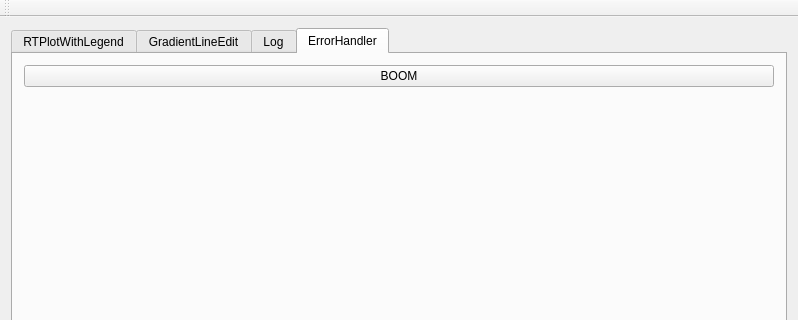
Old version of the form mainwindow.ui in the repository koshi8bit/lib; both pictures show x 0 to 798 and y 0 to 320 of the 798 by 651 pixel window.
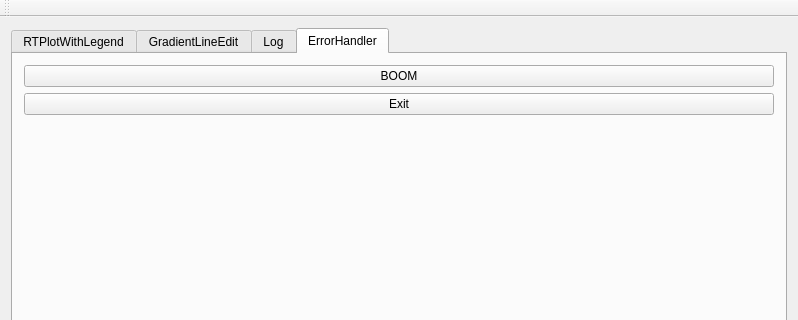
New version of the form. Custom widgets are drawn as their Qt base class.

```diff
--- a/mainwindow.ui
+++ b/mainwindow.ui
@@ -202,6 +202,13 @@
           </property>
          </widget>
         </item>
+        <item>
+         <widget class="QPushButton" name="pushButtonExit">
+          <property name="text">
+           <string>Exit</string>
+          </property>
+         </widget>
+        </item>
         <item>
          <spacer name="verticalSpacer_3">
           <property name="orientation">
```
